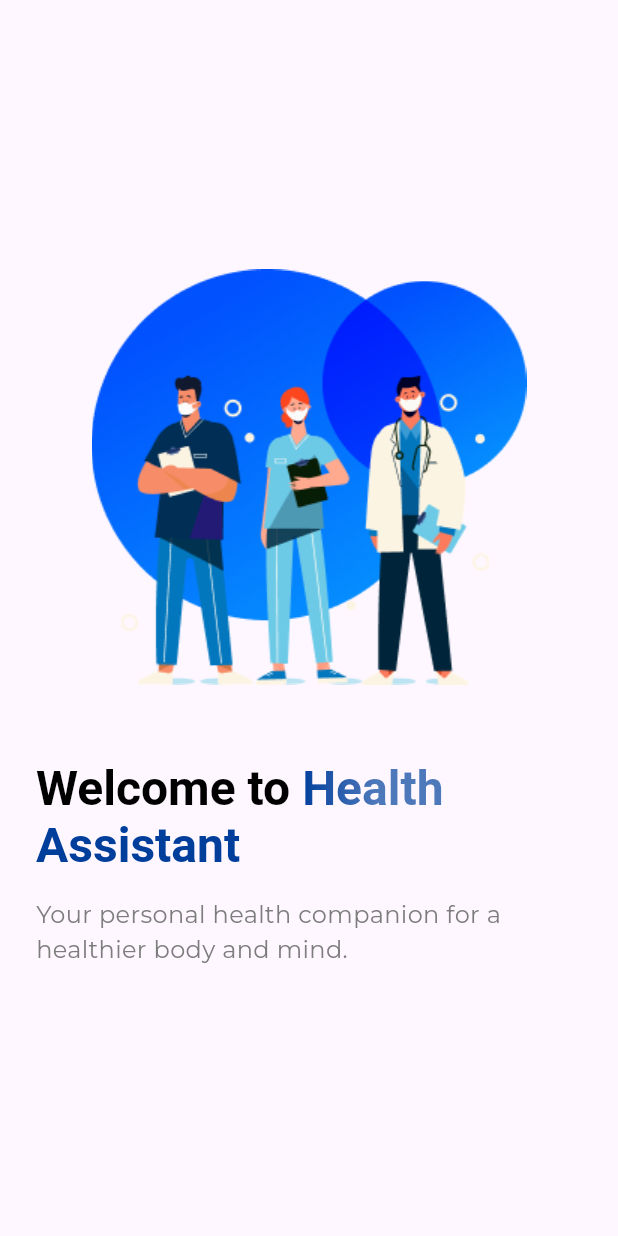
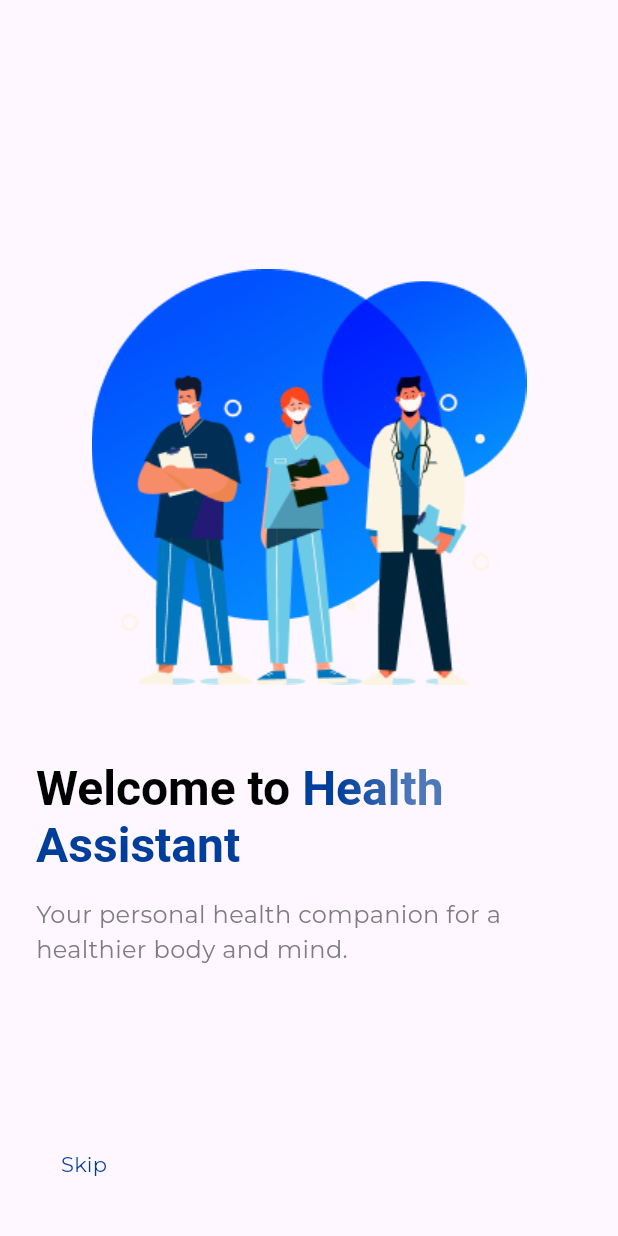
Before and after one commit to tasneem-gamal/Health_Assistant, a Flutter app: the screen it shows after launch, on a phone screen of 412 x 824 dp. Run offline on Flutter 3.47's test engine with Material 3 defaults, Android fonts, the phone set to English and light mode, and no system bars; our stand-ins replace responsive_framework.

Commit message:
add onboarding skip button

```diff
--- a/lib/core/theming/styles.dart
+++ b/lib/core/theming/styles.dart
@@ -29,4 +29,17 @@ class CustomTextStyles {
         fontWeight: FontWeightHelper.regular,
         color: ColorsManager.lightGray
       );
+
+  static TextStyle font14MainColorRegular(BuildContext context) => TextStyle(
+        fontSize: ResponsiveValue<double>(
+          context,
+          defaultValue: 14.0,
+          conditionalValues: [
+            const Condition.smallerThan(name: MOBILE, value: 12.0),
+            const Condition.largerThan(name: TABLET, value: 16.0),
+          ],
+        ).value,
+        fontWeight: FontWeightHelper.regular,
+        color: ColorsManager.mainColor
+      );
 }
--- a/lib/core/utils/constants.dart
+++ b/lib/core/utils/constants.dart
@@ -1,6 +1,6 @@
 import 'package:flutter/material.dart';
 
 class Constants {
-  static EdgeInsets appPadding = const EdgeInsets.symmetric(horizontal: 24, vertical: 10);
+  static EdgeInsets appPadding = const EdgeInsets.symmetric(horizontal: 24, vertical: 24);
 
 }
--- a/lib/presentation/view/widgets/on_boarding/on_boarding_page.dart
+++ b/lib/presentation/view/widgets/on_boarding/on_boarding_page.dart
@@ -1,6 +1,5 @@
 import 'package:flutter/material.dart';
 import 'package:health_assistant/core/theming/styles.dart';
-import 'package:health_assistant/core/utils/constants.dart';
 import 'package:health_assistant/core/utils/spacing.dart';
 
 class OnBoardingPage extends StatelessWidget {
@@ -18,9 +17,7 @@ class OnBoardingPage extends StatelessWidget {
 
   @override
   Widget build(BuildContext context) {
-    return Padding(
-      padding: Constants.appPadding,
-      child: Column(
+    return Column(
       mainAxisAlignment: MainAxisAlignment.center,
       children: [
         Image.asset(image),
@@ -44,7 +41,6 @@ class OnBoardingPage extends StatelessWidget {
           style: CustomTextStyles.font16LightGreyRegular(context),
         )
       ],
-      ),
     );
   }
 }
--- /dev/null
+++ b/lib/presentation/view/widgets/on_boarding/on_boarding_skip_button.dart
@@ -0,0 +1,22 @@
+import 'package:flutter/material.dart';
+import 'package:health_assistant/core/theming/styles.dart';
+
+class OnBoardingSkipButton extends StatelessWidget {
+  const OnBoardingSkipButton({
+    super.key,
+  });
+
+  @override
+  Widget build(BuildContext context) {
+    return Align(
+      alignment: Alignment.bottomLeft,
+      child: TextButton(
+        onPressed: (){},
+        child: Text(
+          'Skip',
+          style: CustomTextStyles.font14MainColorRegular(context),
+        )
+      ),
+    );
+  }
+}
--- a/lib/presentation/view/widgets/on_boarding/on_boarding_view_body.dart
+++ b/lib/presentation/view/widgets/on_boarding/on_boarding_view_body.dart
@@ -1,14 +1,18 @@
 import 'package:flutter/material.dart';
 import 'package:health_assistant/core/theming/colors.dart';
 import 'package:health_assistant/core/theming/styles.dart';
+import 'package:health_assistant/core/utils/constants.dart';
 import 'package:health_assistant/presentation/view/widgets/on_boarding/on_boarding_page.dart';
+import 'package:health_assistant/presentation/view/widgets/on_boarding/on_boarding_skip_button.dart';
 
 class OnBoardingViewBody extends StatelessWidget {
   const OnBoardingViewBody({super.key});
 
   @override
   Widget build(BuildContext context) {
-    return Stack(
+    return Padding(
+      padding: Constants.appPadding,
+      child: Stack(
         children: [
           PageView(
             physics: const NeverScrollableScrollPhysics(),
@@ -26,8 +30,10 @@ class OnBoardingViewBody extends StatelessWidget {
                     ),
               )
             ],
-        )
+          ),
+          const OnBoardingSkipButton()
         ],
+      ),
     );
   }
 }
```
Lines whose indentation alone changed are shown as unchanged.
